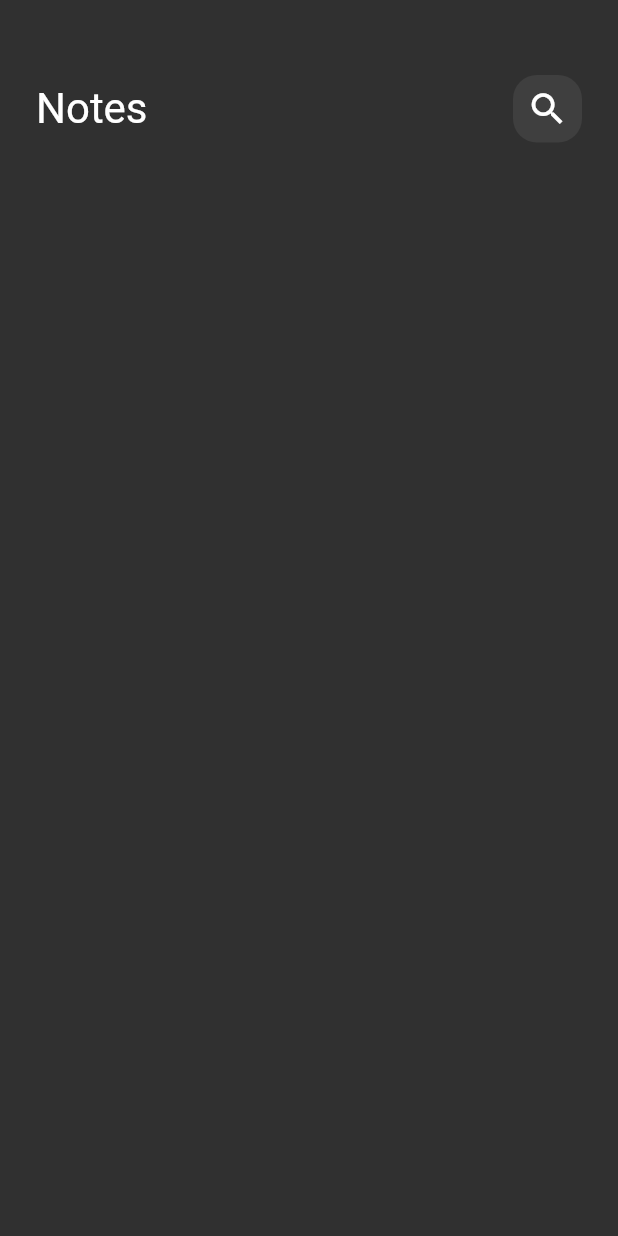
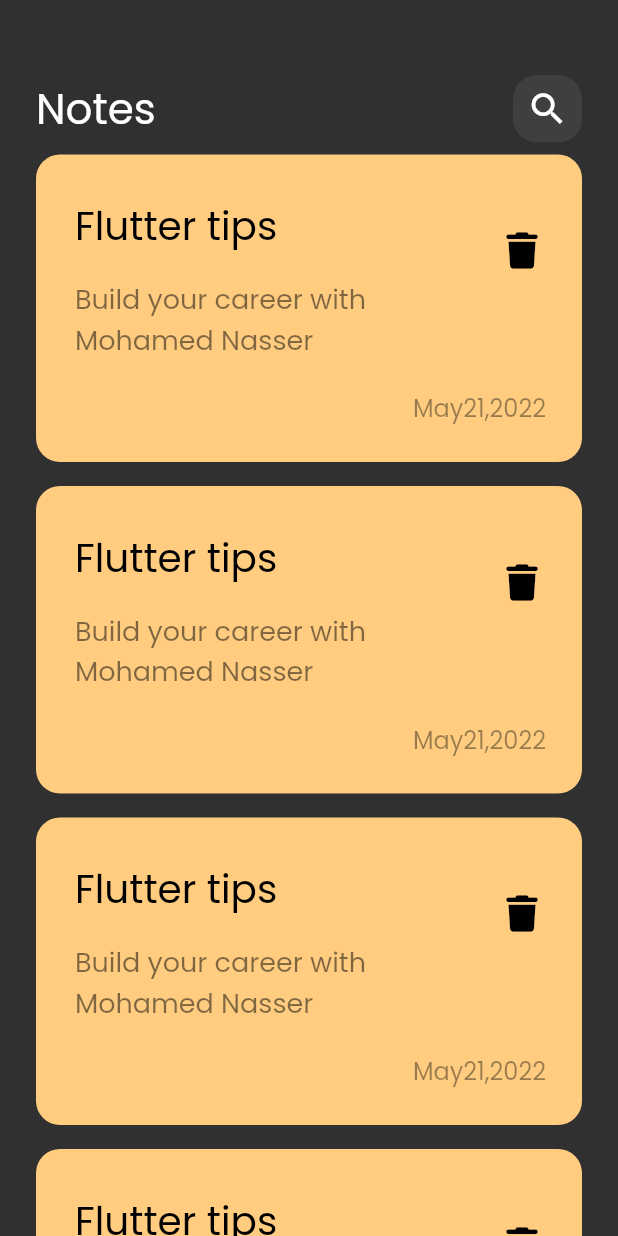
Before and after one commit to mohamedNaser1212/note_app, a Flutter app: the screen it shows after launch, on a phone screen of 412 x 824 dp. Run offline on Flutter 3.47's test engine with Material 2 defaults, Android fonts, the phone set to English and light mode, and no system bars; our stand-ins replace font_awesome_flutter.

Commit message:
notes_list_view,notebody

```diff
--- a/lib/main.dart
+++ b/lib/main.dart
@@ -15,6 +15,7 @@ class NotesApp extends StatelessWidget {
     return  MaterialApp(
       debugShowCheckedModeBanner: false,
       theme: ThemeData(
+        fontFamily:'Poppins',
         brightness: Brightness.dark,
 
       ),
--- /dev/null
+++ b/lib/views/widgets/custom_note_item.dart
@@ -0,0 +1,57 @@
+import 'package:flutter/material.dart';
+import 'package:font_awesome_flutter/font_awesome_flutter.dart';
+
+class NoteItem extends StatelessWidget {
+  const NoteItem({Key? key}) : super(key: key);
+
+  @override
+  Widget build(BuildContext context) {
+    return Container(
+      padding: const EdgeInsets.only(top: 24, bottom: 24, left: 10),
+      decoration: BoxDecoration(
+        color: const Color(0xffFFCC80),
+        borderRadius: BorderRadius.circular(16),
+      ),
+      child: Column(
+        crossAxisAlignment: CrossAxisAlignment.end,
+        children: [
+          ListTile(
+            title: const Text(
+              'Flutter tips',
+              style: TextStyle(
+                fontSize: 26,
+                color: Colors.black,
+              ),
+            ),
+            subtitle: Padding(
+              padding: const EdgeInsets.only(top: 16.0, bottom: 16),
+              child: Text(
+                'Build your career with Mohamed Nasser',
+                style: TextStyle(
+                    fontSize: 18, color: Colors.black.withOpacity(0.5)),
+              ),
+            ),
+            trailing: IconButton(
+              onPressed: () {},
+              icon: const Icon(
+                FontAwesomeIcons.trash,
+                size: 24,
+                color: Colors.black,
+              ),
+            ),
+          ),
+          Padding(
+            padding: const EdgeInsets.only(right: 24.0),
+            child: Text(
+              'May21,2022',
+              style: TextStyle(
+                color: Colors.black.withOpacity(0.4),
+                fontSize: 16,
+              ),
+            ),
+          )
+        ],
+      ),
+    );
+  }
+}
--- /dev/null
+++ b/lib/views/widgets/notes_list_view.dart
@@ -0,0 +1,21 @@
+import 'package:flutter/material.dart';
+
+import 'custom_note_item.dart';
+
+class NoteListView extends StatelessWidget {
+  const NoteListView({Key? key}) : super(key: key);
+
+  @override
+  Widget build(BuildContext context) {
+    return ListView.builder(itemBuilder:(context,index)
+    {
+      return const Padding(
+        padding: EdgeInsets.symmetric(vertical: 8.0),
+        child: NoteItem(),
+      );
+    });
+
+
+
+  }
+}
--- a/lib/views/widgets/notes_view_body.dart
+++ b/lib/views/widgets/notes_view_body.dart
@@ -1,20 +1,22 @@
 import 'package:flutter/material.dart';
 
 import 'custom_app_bar.dart';
+import 'notes_list_view.dart';
 
 class NotesViewBody extends StatelessWidget {
   const NotesViewBody({Key? key}) : super(key: key);
 
   @override
   Widget build(BuildContext context) {
-    return const Padding(
+    return  Padding(
       padding: EdgeInsets.symmetric(horizontal: 24.0),
       child: Column(
         children: [
           SizedBox(
             height: 50,
           ),
-          CustomAppBar()
+          CustomAppBar(),
+          Expanded(child: NoteListView())
 
 
         ],
```
Also changed, not shown: pubspec.yaml (+6 -5 lines), lib/assets/fonts/poppins-Regular.ttf (added), pubspec.lock.
